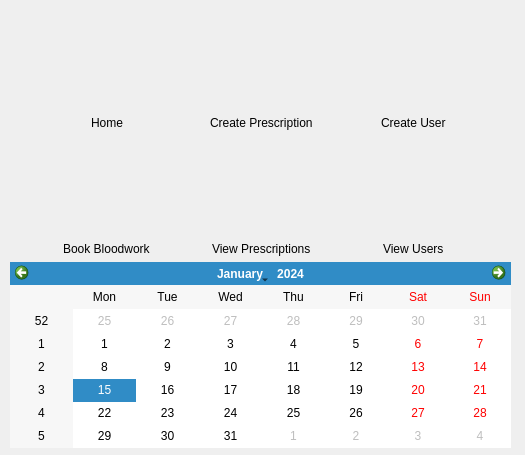
The window that mainscreen.ui (dan-yates1/pharmacy-system) describes before a commit, drawn with Qt 5.
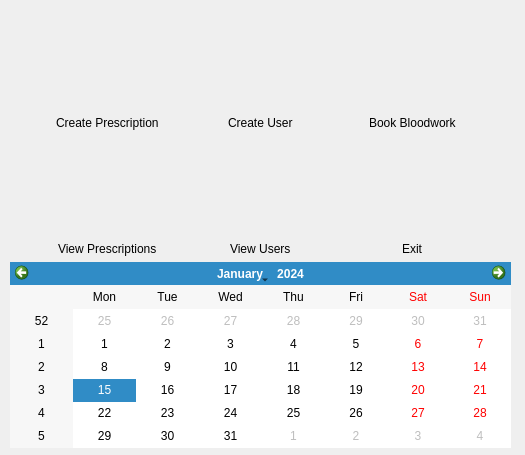
The same window after the commit. Icons and pictures are not drawn.

Commit message: replaced home button with exit button

```diff
--- a/mainscreen.ui
+++ b/mainscreen.ui
@@ -25,21 +25,7 @@
    <layout class="QVBoxLayout" name="verticalLayout">
     <item>
      <layout class="QGridLayout" name="gridLayout">
-      <item row="1" column="1" alignment="Qt::AlignHCenter">
-       <widget class="QLabel" name="label_2">
-        <property name="text">
-         <string>Create Prescription</string>
-        </property>
-       </widget>
-      </item>
-      <item row="3" column="0" alignment="Qt::AlignHCenter">
-       <widget class="QLabel" name="label_4">
-        <property name="text">
-         <string>Book Bloodwork</string>
-        </property>
-       </widget>
-      </item>
-      <item row="0" column="1">
+      <item row="0" column="0">
        <widget class="QPushButton" name="createPrescriptionButton">
         <property name="minimumSize">
          <size>
@@ -107,39 +93,13 @@
        </widget>
       </item>
       <item row="1" column="0" alignment="Qt::AlignHCenter">
-       <widget class="QLabel" name="label">
+       <widget class="QLabel" name="label_2">
         <property name="text">
-         <string>Home</string>
+         <string>Create Prescription</string>
         </property>
        </widget>
       </item>
-      <item row="2" column="0">
-       <widget class="QPushButton" name="bookBloodworkButton">
-        <property name="minimumSize">
-         <size>
-          <width>100</width>
-          <height>100</height>
-         </size>
-        </property>
-        <property name="styleSheet">
-         <string notr="true">border: 0px;</string>
-        </property>
-        <property name="text">
-         <string/>
-        </property>
-        <property name="icon">
-         <iconset resource="res.qrc">
-          <normaloff>:/icons/view-bloodwork.png</normaloff>:/icons/view-bloodwork.png</iconset>
-        </property>
-        <property name="iconSize">
-         <size>
-          <width>64</width>
-          <height>64</height>
-         </size>
-        </property>
-       </widget>
-      </item>
-      <item row="0" column="2">
+      <item row="0" column="1">
        <widget class="QPushButton" name="createUserButton">
         <property name="minimumSize">
          <size>
@@ -171,7 +131,47 @@
         </property>
        </widget>
       </item>
-      <item row="2" column="1">
+      <item row="1" column="1" alignment="Qt::AlignHCenter">
+       <widget class="QLabel" name="label_5">
+        <property name="text">
+         <string>Create User</string>
+        </property>
+       </widget>
+      </item>
+      <item row="0" column="2">
+       <widget class="QPushButton" name="bookBloodworkButton">
+        <property name="minimumSize">
+         <size>
+          <width>100</width>
+          <height>100</height>
+         </size>
+        </property>
+        <property name="styleSheet">
+         <string notr="true">border: 0px;</string>
+        </property>
+        <property name="text">
+         <string/>
+        </property>
+        <property name="icon">
+         <iconset resource="res.qrc">
+          <normaloff>:/icons/view-bloodwork.png</normaloff>:/icons/view-bloodwork.png</iconset>
+        </property>
+        <property name="iconSize">
+         <size>
+          <width>64</width>
+          <height>64</height>
+         </size>
+        </property>
+       </widget>
+      </item>
+      <item row="1" column="2" alignment="Qt::AlignHCenter">
+       <widget class="QLabel" name="label_4">
+        <property name="text">
+         <string>Book Bloodwork</string>
+        </property>
+       </widget>
+      </item>
+      <item row="2" column="0">
        <widget class="QPushButton" name="viewPrescriptionButton">
         <property name="minimumSize">
          <size>
@@ -203,7 +203,14 @@
         </property>
        </widget>
       </item>
-      <item row="2" column="2">
+      <item row="3" column="0" alignment="Qt::AlignHCenter">
+       <widget class="QLabel" name="label_3">
+        <property name="text">
+         <string>View Prescriptions</string>
+        </property>
+       </widget>
+      </item>
+      <item row="2" column="1">
        <widget class="QPushButton" name="viewUsersButton">
         <property name="maximumSize">
          <size>
@@ -229,14 +236,7 @@
         </property>
        </widget>
       </item>
-      <item row="1" column="2" alignment="Qt::AlignHCenter">
-       <widget class="QLabel" name="label_5">
-        <property name="text">
-         <string>Create User</string>
-        </property>
-       </widget>
-      </item>
-      <item row="3" column="2" alignment="Qt::AlignHCenter">
+      <item row="3" column="1" alignment="Qt::AlignHCenter">
        <widget class="QLabel" name="label_6">
         <property name="layoutDirection">
          <enum>Qt::LeftToRight</enum>
@@ -252,10 +252,36 @@
         </property>
        </widget>
       </item>
-      <item row="3" column="1" alignment="Qt::AlignHCenter">
-       <widget class="QLabel" name="label_3">
+      <item row="2" column="2">
+       <widget class="QPushButton" name="exitButton">
+        <property name="maximumSize">
+         <size>
+          <width>100</width>
+          <height>100</height>
+         </size>
+        </property>
+        <property name="styleSheet">
+         <string notr="true">border: 0px;</string>
+        </property>
         <property name="text">
-         <string>View Prescriptions</string>
+         <string/>
+        </property>
+        <property name="icon">
+         <iconset resource="res.qrc">
+          <normaloff>:/icons/quit-icon.png</normaloff>:/icons/quit-icon.png</iconset>
+        </property>
+        <property name="iconSize">
+         <size>
+          <width>64</width>
+          <height>64</height>
+         </size>
+        </property>
+       </widget>
+      </item>
+      <item row="3" column="2" alignment="Qt::AlignHCenter">
+       <widget class="QLabel" name="label">
+        <property name="text">
+         <string>Exit</string>
         </property>
        </widget>
       </item>
```
Left out of the diff: 35 changed lines with no effect on the pictures. The commit also changes 7 other files.
